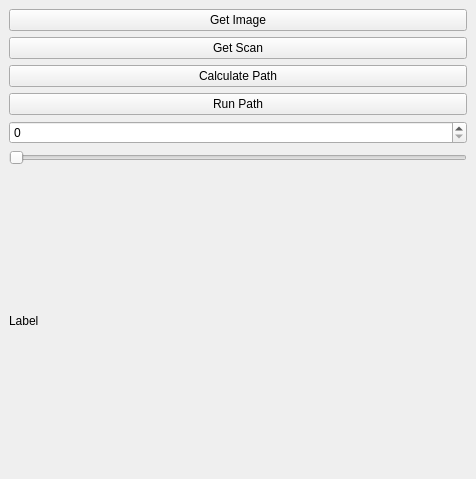
Old version of the form RoviSamplePlugin/src/SamplePlugin.ui in the repository martinjakobsgaard/RoVi1.
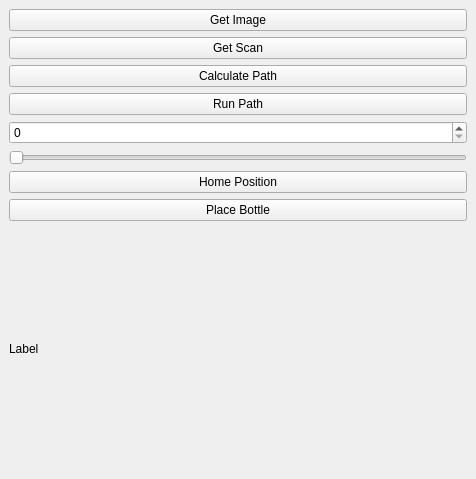
New version of the form.

Commit message: Worked on plug in, added home pos.

```diff
--- a/RoviSamplePlugin/src/SamplePlugin.ui
+++ b/RoviSamplePlugin/src/SamplePlugin.ui
@@ -55,6 +55,20 @@
         </property>
        </widget>
       </item>
+      <item>
+       <widget class="QPushButton" name="_btn_home">
+        <property name="text">
+         <string>Home Position</string>
+        </property>
+       </widget>
+      </item>
+      <item>
+       <widget class="QPushButton" name="_btn_place">
+        <property name="text">
+         <string>Place Bottle</string>
+        </property>
+       </widget>
+      </item>
       <item>
        <widget class="QLabel" name="_label">
         <property name="text">
```
Left out of the diff: 2 changed lines with no effect on the pictures. The commit also changes 6 other files.
